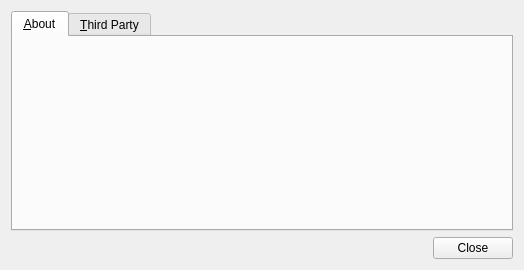
Qt form src/UserInterface/src/Dialog/AboutDialog.ui (till213/SkyDolly) before a commit.
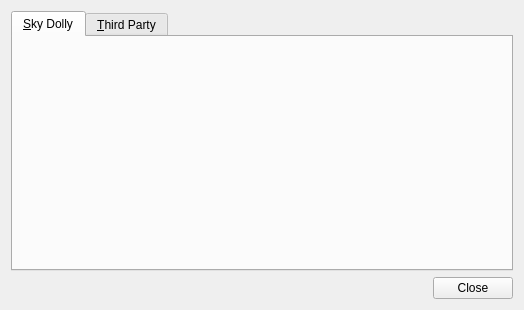
The same form after that commit. Icons and pictures are not drawn. Custom widgets are drawn as their Qt base class.

Commit message: Show last git commit date in about dialog

Patch:
```diff
--- a/src/UserInterface/src/Dialog/AboutDialog.ui
+++ b/src/UserInterface/src/Dialog/AboutDialog.ui
@@ -7,7 +7,7 @@
     <x>0</x>
     <y>0</y>
     <width>520</width>
-    <height>270</height>
+    <height>310</height>
    </rect>
   </property>
   <property name="windowTitle">
@@ -21,7 +21,7 @@
      </property>
      <widget class="QWidget" name="tab">
       <attribute name="title">
-       <string>&amp;About</string>
+       <string>&amp;Sky Dolly</string>
       </attribute>
       <layout class="QVBoxLayout" name="verticalLayout">
        <item>
@@ -90,7 +90,7 @@
          <property name="minimumSize">
           <size>
            <width>480</width>
-           <height>100</height>
+           <height>140</height>
           </size>
          </property>
          <property name="text">
```
The commit also changes 8 other files.
